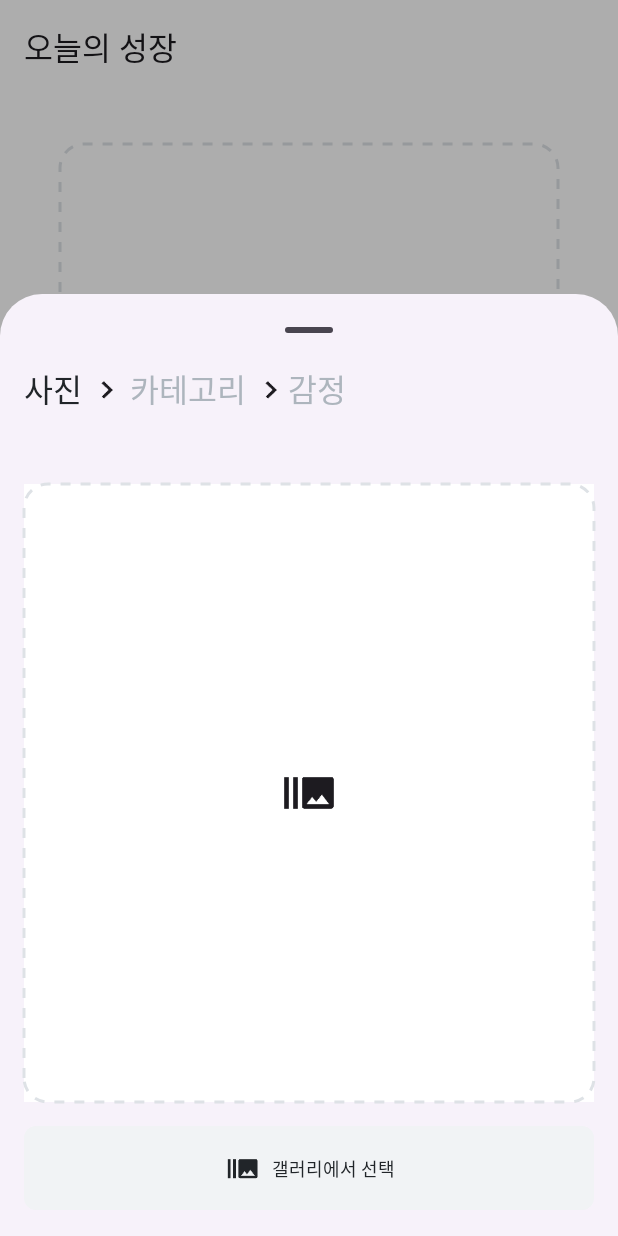
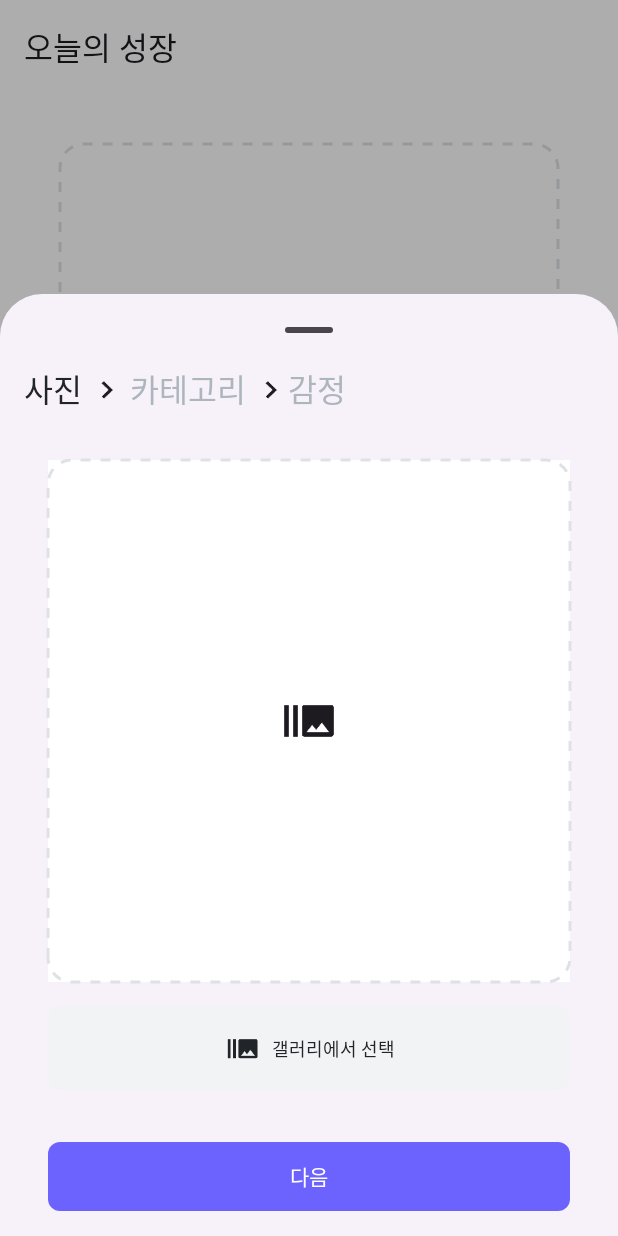
Before and after one commit to c004245/pet-grow-daily, an Android app built with Jetpack Compose: the screen it shows after launch (MainActivity), after a tap on "토탈 뷰", on a phone screen of 412 x 824 dp. Run offline under Robolectric (Android 15) with nearby library versions, the phone set to English and light mode, and no system bars; our stand-ins replace Dagger/Hilt's generated code, accompanist; Roboto replaces fonts that are not available here; 1 statement that could not run was skipped.

Commit message:
chore: photo empty ui aspect ratio

```diff
--- a/app/src/main/java/com/example/pet_grow_daily/feature/add/PhotoSelectionScreen.kt
+++ b/app/src/main/java/com/example/pet_grow_daily/feature/add/PhotoSelectionScreen.kt
@@ -70,6 +70,7 @@ fun PhotoSelectionScreen(onPhotoSelected: () -> Unit) {
         modifier = Modifier
             .fillMaxWidth()
             .height(580.dp)
+            .padding(start = 16.dp, bottom = 16.dp, end = 16.dp)
     ) {
         Column(
             modifier = Modifier.fillMaxWidth()
@@ -85,7 +86,8 @@ fun PhotoSelectionScreen(onPhotoSelected: () -> Unit) {
                 )
             } else {
                 EmptyTodayGrowRecordWidget(
-                    modifier = Modifier.padding(top = 24.dp)
+                    isFullHeight = false,
+                    modifier = Modifier.padding(top = 8.dp)
                 ) {
                     Box(
                         modifier = Modifier.fillMaxSize(),
@@ -107,26 +109,26 @@ fun PhotoSelectionScreen(onPhotoSelected: () -> Unit) {
                 },
             )
             Spacer(modifier = Modifier.height(16.dp))
+        }
+        Button(
+            onClick = { onPhotoSelected() },
+            modifier = Modifier
+                .align(Alignment.BottomCenter)
+                .fillMaxWidth(),
+            shape = RoundedCornerShape(8.dp),
+            colors = ButtonDefaults.buttonColors(
+                containerColor = purple6C
+            )
+        ) {
+            Text(
+                text = stringResource(id = R.string.text_next),
+                style = PetgrowTheme.typography.bold,
+                color = Color.White,
+                fontSize = 14.sp
+            )
+        }
+        }
 
-//        Button(
-//            onClick = { onPhotoSelected() },
-//            modifier = Modifier
-//                .align(Alignment.BottomCenter)
-//                .fillMaxWidth(),
-//            shape = RoundedCornerShape(8.dp),
-//            colors = ButtonDefaults.buttonColors(
-//                containerColor = purple6C
-//            )
-//        ) {
-//            Text(
-//                text = stringResource(id = R.string.text_next),
-//                style = PetgrowTheme.typography.bold,
-//                color = Color.White,
-//                fontSize = 14.sp
-//            )
-//        }
-        }
-    }
 }
 
 @Composable
--- a/app/src/main/java/com/example/pet_grow_daily/feature/home/HomeRoute.kt
+++ b/app/src/main/java/com/example/pet_grow_daily/feature/home/HomeRoute.kt
@@ -4,6 +4,7 @@ import androidx.compose.foundation.background
 import androidx.compose.foundation.layout.Box
 import androidx.compose.foundation.layout.Column
 import androidx.compose.foundation.layout.PaddingValues
+import androidx.compose.foundation.layout.aspectRatio
 import androidx.compose.foundation.layout.fillMaxHeight
 import androidx.compose.foundation.layout.fillMaxSize
 import androidx.compose.foundation.layout.fillMaxWidth
@@ -97,12 +98,17 @@ fun EmptyTodayGrowRecordWidget(
     cornerRadius: Dp = 16.dp,
     content: @Composable () -> Unit
 ) {
-    val screenWidthDp = with(LocalDensity.current) { LocalContext.current.resources.displayMetrics.widthPixels.toDp() }
 
     Box(
         modifier = modifier
             .fillMaxWidth()
-            .then(if (isFullHeight) Modifier.fillMaxHeight() else Modifier.height(screenWidthDp))
+            .then(
+                if (isFullHeight) {
+                    Modifier.fillMaxHeight()
+                } else {
+                    Modifier.aspectRatio(1f) // Set height equal to screenWidthDp for 1:1 aspect ratio
+                }
+            )
             .background(Color.White)
             .drawBehind {
                 val strokeWidth = borderWidth.toPx()
@@ -119,5 +125,4 @@ fun EmptyTodayGrowRecordWidget(
     ) {
         content()
     }
-
 }
```
